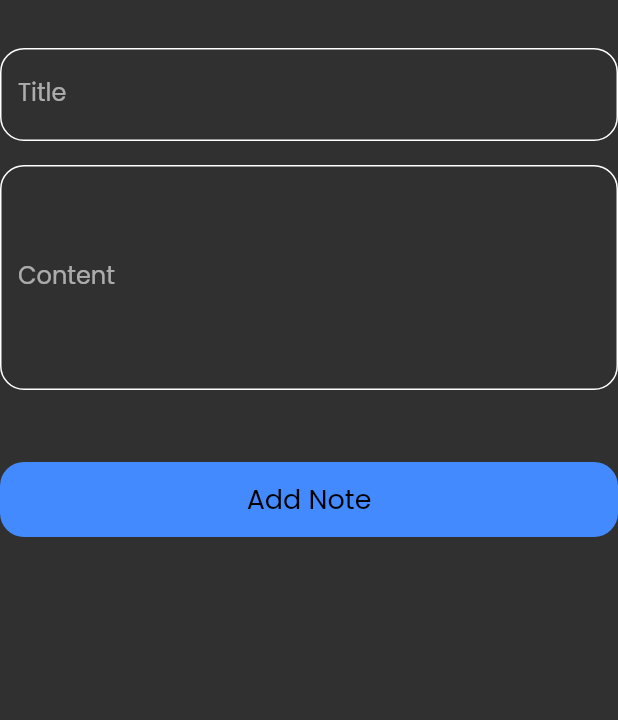
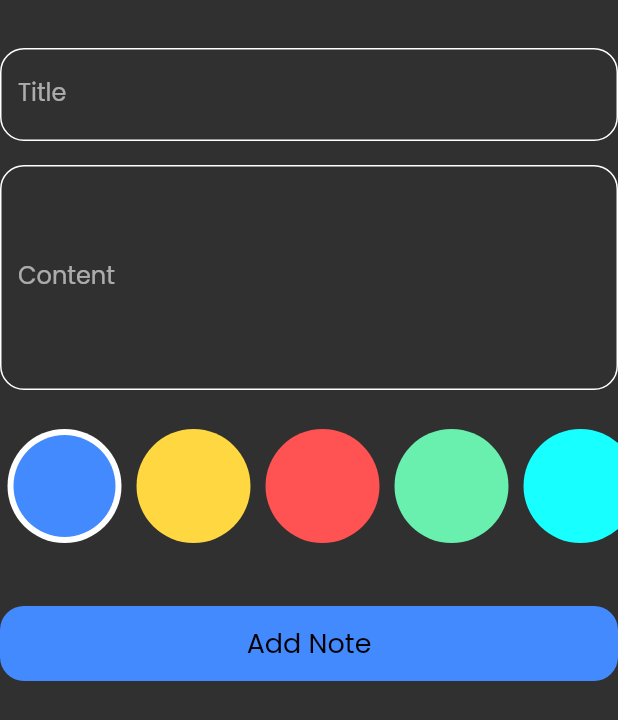
Before and after one commit to ammar74/notes, a Flutter app: the AddNoteForm widget shown alone on an empty page, opened directly, on a phone screen of 412 x 824 dp. Shown: the top 720 px of the screen. Run offline on Flutter 3.47's test engine with Material 2 defaults, Android fonts, the phone set to English and light mode, and no system bars; our stand-ins replace bloc, flutter_bloc, hive, hive_flutter, modal_progress_hud_nsn; accounts and stored records are empty.

Commit message:
add colors lisView

```diff
--- a/lib/widgets/add_note_form.dart
+++ b/lib/widgets/add_note_form.dart
@@ -2,6 +2,7 @@ import 'package:flutter/material.dart';
 import 'package:flutter_bloc/flutter_bloc.dart';
 import 'package:notes/cubits/add_note_cubit.dart';
 import 'package:notes/models/note_model.dart';
+import 'package:notes/widgets/colors_list_view.dart';
 import 'package:notes/widgets/custom_button.dart';
 import 'package:notes/widgets/custom_text_field.dart';
 import 'package:intl/intl.dart';
@@ -43,6 +44,8 @@ class _AddNoteFormState extends State<AddNoteForm> {
               },
               maxLines: 5,
               hintText: 'Content'),
+          const SizedBox(height: 16),
+          const ColorsListView(),
           const SizedBox(height: 32),
           BlocBuilder<AddNoteCubit, AddNoteState>(
             builder: (context, state) {
--- /dev/null
+++ b/lib/widgets/colors_list_view.dart
@@ -0,0 +1,71 @@
+
+import 'package:flutter/material.dart';
+
+class ColorItem extends StatelessWidget {
+  const ColorItem({super.key, required this.isActive, required this.color});
+
+  final bool isActive;
+  final Color color;
+
+  @override
+  Widget build(BuildContext context) {
+    return isActive?
+    CircleAvatar(
+      radius: 38,
+      backgroundColor: Colors.white,
+      child: CircleAvatar(
+        radius: 34,
+        backgroundColor: color,
+      ),
+    ) : CircleAvatar(
+      radius: 38,
+      backgroundColor: color,
+    );
+  }
+}
+
+class ColorsListView extends StatefulWidget {
+  const ColorsListView({super.key});
+
+  @override
+  State<ColorsListView> createState() => _ColorsListViewState();
+}
+
+class _ColorsListViewState extends State<ColorsListView> {
+
+  int currentIndex=0;
+
+  List<Color> colors=[
+    const Color(0xff448AFF),
+    const Color(0xffFFD740),
+    const Color(0xffFF5252),
+    const Color(0xff69F0AE),
+    const Color(0xff18FFFF),
+    const Color(0xffFFAB40),
+    const Color(0xffE040FB),
+  ];
+  @override
+  Widget build(BuildContext context) {
+    return SizedBox(
+      height: 80,
+      child: ListView.builder(
+          scrollDirection: Axis.horizontal,
+          itemCount: colors.length,
+          itemBuilder: (context, index){
+            return Padding(
+              padding: const EdgeInsets.symmetric(horizontal: 5.0),
+              child: GestureDetector(
+                onTap: (){
+                  currentIndex=index;
+                  setState(() {});
+                },
+                child: ColorItem(
+                  isActive: currentIndex==index,
+                  color: colors[index],
+                ),
+              ),
+            );
+          }),
+    );
+  }
+}
```
